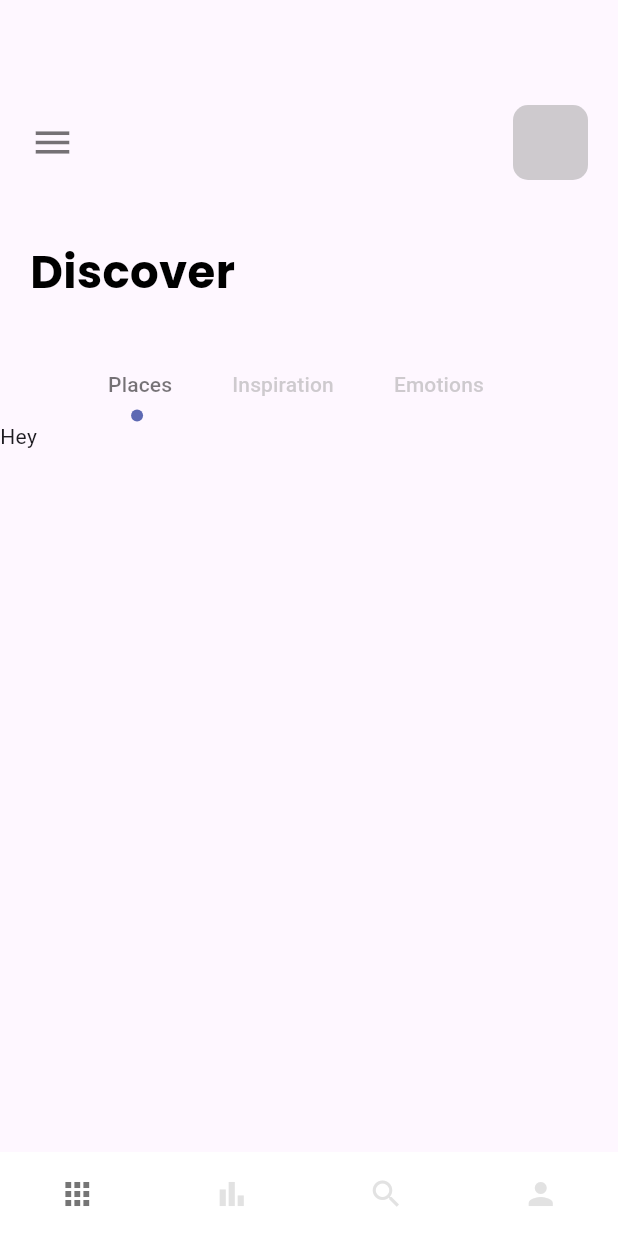
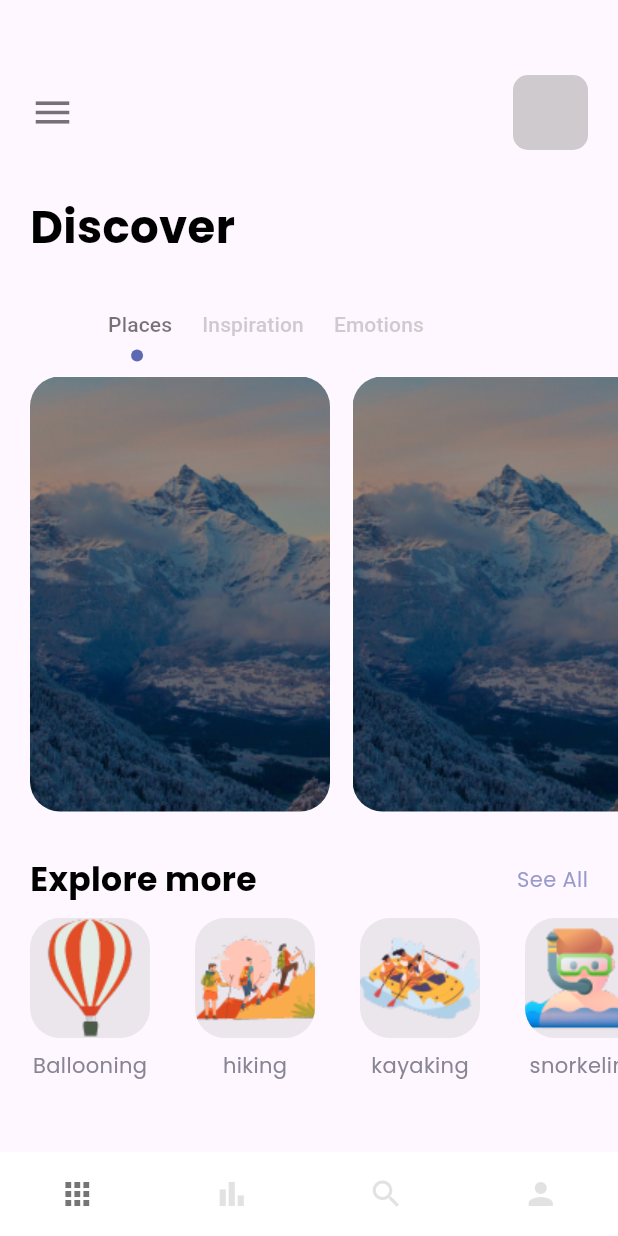
Before and after one commit to mobasaradev/gurte_jaba, a Flutter app: the screen it shows after launch, on a phone screen of 412 x 824 dp. Run offline on Flutter 3.47's test engine with Material 2 defaults, Android fonts, the phone set to English and light mode, and no system bars; our stand-ins replace google_fonts.

Commit message:
added homeTab

```diff
--- a/lib/modules/main/view/navPages/home_page.dart
+++ b/lib/modules/main/view/navPages/home_page.dart
@@ -1,25 +1,23 @@
 import 'package:flutter/material.dart';
+import 'package:gurte_jaba/modules/main/widgets/custom_explore.dart';
+import 'package:gurte_jaba/modules/main/widgets/custom_tab_bar.dart';
 import 'package:gurte_jaba/theme/app_color_theme.dart';
 import 'package:gurte_jaba/theme/app_text_theme.dart';
 
-class HomePage extends StatefulWidget {
+class HomePage extends StatelessWidget {
   const HomePage({super.key});
 
   @override
-  State<HomePage> createState() => _HomePageState();
-}
-
-class _HomePageState extends State<HomePage> with TickerProviderStateMixin {
-  @override
   Widget build(BuildContext context) {
-    TabController tabController = TabController(length: 3, vsync: this);
     return Scaffold(
-      body: Column(
+      body: Padding(
+        padding: const EdgeInsets.only(top: 50, left: 20),
+        child: Column(
           crossAxisAlignment: CrossAxisAlignment.start,
           children: [
             // Menu
             Padding(
-            padding: const EdgeInsets.only(top: 70, left: 20, right: 20),
+              padding: const EdgeInsets.only(right: 20),
               child: Row(
                 mainAxisAlignment: MainAxisAlignment.spaceBetween,
                 children: [
@@ -39,96 +37,41 @@ class _HomePageState extends State<HomePage> with TickerProviderStateMixin {
                 ],
               ),
             ),
-          const SizedBox(height: 40),
+            const SizedBox(height: 30),
             // Discover text
-          Padding(
-            padding: const EdgeInsets.symmetric(horizontal: 20),
-            child: Text(
+            Text(
               'Discover',
               style: AppTextTheme.common.headlineLarge,
             ),
-          ),
+            const SizedBox(height: 20),
+            // Tab Bar
+            const CustomTabBar(),
             const SizedBox(height: 30),
-          // Tab Bar
-          Container(
-            child: Align(
-              alignment: Alignment.centerLeft,
-              child: TabBar(
-                controller: tabController,
-                labelColor: Colors.black54,
-                unselectedLabelColor: Colors.grey.withOpacity(0.5),
-                isScrollable: true,
-                labelPadding: const EdgeInsets.symmetric(horizontal: 20),
-                indicatorSize: TabBarIndicatorSize.label,
-                indicator: const CircleTabIndicator(
-                  color: AppColorTheme.mainColor,
-                  radius: 4,
-                ),
-                dividerColor: Colors.transparent,
-                tabs: const [
-                  Tab(text: 'Places'),
-                  Tab(text: 'Inspiration'),
-                  Tab(text: 'Emotions'),
-                ],
+            Row(
+              mainAxisAlignment: MainAxisAlignment.spaceBetween,
+              children: [
+                Text(
+                  "Explore more",
+                  style: AppTextTheme.common.headlineLarge!.copyWith(
+                    fontSize: 22,
                   ),
                 ),
+                Padding(
+                  padding: const EdgeInsets.only(right: 20),
+                  child: Text(
+                    "See All",
+                    style: AppTextTheme.common.bodySmall!.copyWith(
+                      color: AppColorTheme.textColor1,
                     ),
-          SizedBox(
-            width: double.maxFinite,
-            height: 300,
-            child: TabBarView(
-              controller: tabController,
-              children: const [
-                Text('Hey'),
-                Text('There'),
-                Text('bye'),
-              ],
                   ),
                 ),
               ],
             ),
+            const SizedBox(height: 10),
+            const CustomExplore(),
+          ],
+        ),
+      ),
     );
   }
 }
-
-// Circle indicator
-class CircleTabIndicator extends Decoration {
-  const CircleTabIndicator({
-    required this.color,
-    required this.radius,
-  });
-  final Color color;
-  final double radius;
-
-  @override
-  BoxPainter createBoxPainter([VoidCallback? onChanged]) {
-    return _CirclePainter(color: color, radius: radius);
-  }
-}
-
-// Circle pointer
-class _CirclePainter extends BoxPainter {
-  _CirclePainter({
-    required this.color,
-    required this.radius,
-  });
-
-  final Color color;
-  final double radius;
-
-  @override
-  void paint(
-    Canvas canvas,
-    Offset offset,
-    ImageConfiguration configuration,
-  ) {
-    Paint paint = Paint();
-    paint.color = color;
-    paint.isAntiAlias = true;
-    final Offset circleOffset = Offset(
-      configuration.size!.width / 2 - radius / 2,
-      configuration.size!.height - radius,
-    );
-    canvas.drawCircle(offset + circleOffset, radius, paint);
-  }
-}
--- /dev/null
+++ b/lib/modules/main/widgets/custom_explore.dart
@@ -0,0 +1,59 @@
+import 'package:flutter/material.dart';
+import 'package:gurte_jaba/theme/app_color_theme.dart';
+import 'package:gurte_jaba/theme/app_text_theme.dart';
+import 'package:gurte_jaba/utils/asset_paths.dart';
+
+class CustomExplore extends StatelessWidget {
+  const CustomExplore({super.key});
+
+  @override
+  Widget build(BuildContext context) {
+    final images = {
+      AssetPaths.ballon: 'Ballooning',
+      AssetPaths.hiking: 'hiking',
+      AssetPaths.kayaking: 'kayaking',
+      AssetPaths.snorkeling: 'snorkeling'
+    };
+    return SizedBox(
+      height: 120,
+      width: double.maxFinite,
+      child: ListView.builder(
+        itemCount: images.length,
+        scrollDirection: Axis.horizontal,
+        itemBuilder: (context, index) {
+          return Padding(
+            padding: const EdgeInsets.only(right: 30),
+            child: Column(
+              children: [
+                Container(
+                  padding: const EdgeInsets.all(5),
+                  width: 80,
+                  height: 80,
+                  decoration: BoxDecoration(
+                    borderRadius: BorderRadius.circular(20),
+                    color: Colors.grey.withOpacity(0.2),
+                    image: DecorationImage(
+                      image: AssetImage(
+                        images.keys.elementAt(index),
+                      ),
+                      fit: BoxFit.cover,
+                    ),
+                  ),
+                ),
+                const SizedBox(height: 8),
+                Container(
+                  child: Text(
+                    images.values.elementAt(index),
+                    style: AppTextTheme.common.bodySmall!.copyWith(
+                      color: AppColorTheme.textColor2,
+                    ),
+                  ),
+                ),
+              ],
+            ),
+          );
+        },
+      ),
+    );
+  }
+}
--- /dev/null
+++ b/lib/modules/main/widgets/custom_tab_bar.dart
@@ -0,0 +1,80 @@
+import 'package:flutter/material.dart';
+import 'package:gurte_jaba/theme/app_color_theme.dart';
+import 'package:gurte_jaba/utils/asset_paths.dart';
+
+import 'indecator_printer.dart';
+
+class CustomTabBar extends StatefulWidget {
+  const CustomTabBar({super.key});
+
+  @override
+  State<CustomTabBar> createState() => _CustomTabBarState();
+}
+
+class _CustomTabBarState extends State<CustomTabBar>
+    with TickerProviderStateMixin {
+  @override
+  Widget build(BuildContext context) {
+    TabController tabController = TabController(length: 3, vsync: this);
+    return Column(
+      children: [
+        Container(
+          child: Align(
+            alignment: Alignment.centerLeft,
+            child: TabBar(
+              controller: tabController,
+              labelColor: Colors.black54,
+              unselectedLabelColor: Colors.grey.withOpacity(0.5),
+              isScrollable: true,
+              labelPadding: const EdgeInsets.only(right: 20),
+              indicatorSize: TabBarIndicatorSize.label,
+              indicator: const CircleTabIndicator(
+                color: AppColorTheme.mainColor,
+                radius: 4,
+              ),
+              dividerColor: Colors.transparent,
+              tabs: const [
+                Tab(text: 'Places'),
+                Tab(text: 'Inspiration'),
+                Tab(text: 'Emotions'),
+              ],
+            ),
+          ),
+        ),
+        SizedBox(
+          width: double.maxFinite,
+          height: 300,
+          child: TabBarView(
+            controller: tabController,
+            children: [
+              ListView.builder(
+                itemCount: 3,
+                scrollDirection: Axis.horizontal,
+                itemBuilder: (context, index) => Container(
+                  margin: const EdgeInsets.only(
+                    right: 15,
+                    top: 10,
+                  ),
+                  width: 200,
+                  height: 300,
+                  decoration: BoxDecoration(
+                    borderRadius: BorderRadius.circular(20),
+                    color: Colors.white,
+                    image: const DecorationImage(
+                      image: AssetImage(
+                        AssetPaths.mountain,
+                      ),
+                      fit: BoxFit.cover,
+                    ),
+                  ),
+                ),
+              ),
+              const Text('There'),
+              const Text('bye'),
+            ],
+          ),
+        ),
+      ],
+    );
+  }
+}
--- /dev/null
+++ b/lib/modules/main/widgets/indecator_printer.dart
@@ -0,0 +1,43 @@
+import 'package:flutter/material.dart';
+
+// Circle indicator
+class CircleTabIndicator extends Decoration {
+  const CircleTabIndicator({
+    required this.color,
+    required this.radius,
+  });
+  final Color color;
+  final double radius;
+
+  @override
+  BoxPainter createBoxPainter([VoidCallback? onChanged]) {
+    return _CirclePainter(color: color, radius: radius);
+  }
+}
+
+// Circle pointer
+class _CirclePainter extends BoxPainter {
+  _CirclePainter({
+    required this.color,
+    required this.radius,
+  });
+
+  final Color color;
+  final double radius;
+
+  @override
+  void paint(
+    Canvas canvas,
+    Offset offset,
+    ImageConfiguration configuration,
+  ) {
+    Paint paint = Paint();
+    paint.color = color;
+    paint.isAntiAlias = true;
+    final Offset circleOffset = Offset(
+      configuration.size!.width / 2 - radius / 2,
+      configuration.size!.height - radius,
+    );
+    canvas.drawCircle(offset + circleOffset, radius, paint);
+  }
+}
--- a/lib/utils/asset_paths.dart
+++ b/lib/utils/asset_paths.dart
@@ -5,4 +5,11 @@ class AssetPaths {
   static const welcome2 = '$_imagesPath/welcome2.png';
   static const welcome3 = '$_imagesPath/welcome3.png';
   static const btnIcon = '$_imagesPath/btn_icon.png';
+  static const mountain = '$_imagesPath/mountain.png';
+  static const mountain1 = '$_imagesPath/mountain1.png';
+  static const mountain2 = '$_imagesPath/mountain2.png';
+  static const ballon = '$_imagesPath/ballon.png';
+  static const hiking = '$_imagesPath/hyking.png';
+  static const kayaking = '$_imagesPath/kayaking.png';
+  static const snorkeling = '$_imagesPath/snorking.png';
 }
```
Also changed, not shown: assets/images/ballon.png (added), assets/images/hyking.png (added), assets/images/kayaking.png (added), assets/images/mountain.png (added), assets/images/mountain1.png (added), assets/images/mountain2.png (added), assets/images/snorking.png (added). Lines whose indentation alone changed are shown as unchanged.
